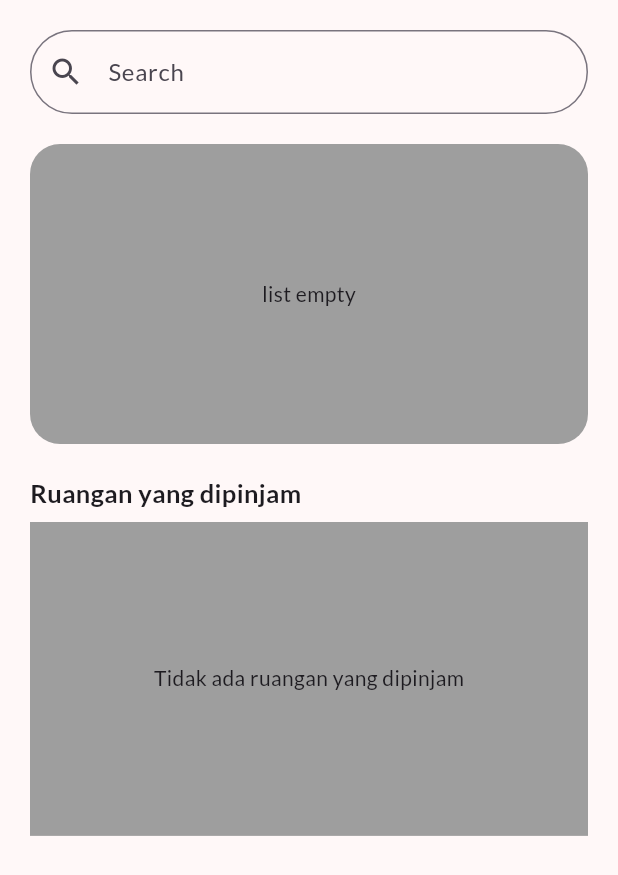
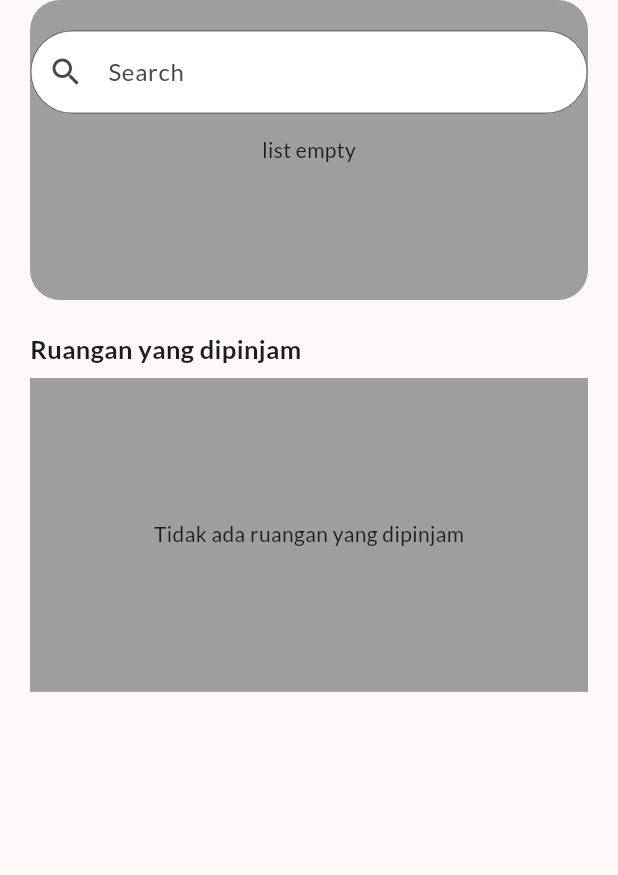
Before and after one commit to FajarWahyuSuryaputra/sipinjam, a Flutter app: the HomePage screen opened directly, on a phone screen of 412 x 824 dp. Shown: the top 875 px of the screen. Run offline on Flutter 3.47's test engine with Material 3 defaults, Android fonts, the phone set to English and light mode, and no system bars; our stand-ins replace dartz, flutter_riverpod, google_fonts, shared_preferences, smooth_page_indicator; missing offline and left inert: d_info, d_method; accounts and stored records are empty.

Commit message:
list ruangan page, ubah tampilan gedung di home page

```diff
--- a/lib/config/app_constans.dart
+++ b/lib/config/app_constans.dart
@@ -4,7 +4,7 @@ import 'package:sipinjam/pages/dashboardView/home/home_page.dart';
 import 'package:sipinjam/pages/dashboardView/profile/account_view.dart';
 
 class AppConstans {
-  static const _host = 'http://10.0.2.2/sipinjamfix/sipinjam';
+  static const _host = 'http://192.168.1.7:8000';
   // localhost 'http://10.0.2.2/sipinjamfix/sipinjam'
   // server local 'http://192.168.1.7:8000'
   static const baseUrl = '$_host/api';
--- a/lib/pages/dashboardView/home/home_page.dart
+++ b/lib/pages/dashboardView/home/home_page.dart
@@ -4,11 +4,13 @@ import 'package:sipinjam/config/app_colors.dart';
 import 'package:sipinjam/config/app_constans.dart';
 import 'package:sipinjam/config/app_format.dart';
 import 'package:sipinjam/config/app_session.dart';
+import 'package:sipinjam/config/nav.dart';
 import 'package:sipinjam/datasources/gedung_datasourcce.dart';
 import 'package:sipinjam/datasources/peminjaman_datasource.dart';
 import 'package:sipinjam/models/gedung_model.dart';
 import 'package:sipinjam/models/peminjam_model.dart';
 import 'package:sipinjam/models/peminjaman_model.dart';
+import 'package:sipinjam/pages/dashboardView/home/room_page.dart';
 import 'package:sipinjam/providers/gedung_provider.dart';
 import 'package:sipinjam/providers/peminjaman_provider.dart';
 import 'package:smooth_page_indicator/smooth_page_indicator.dart';
@@ -137,9 +139,11 @@ class _HomePageState extends ConsumerState<HomePage> {
       onRefresh: () async => refresh(),
       child: ListView(
         children: [
+          // const SizedBox(height: 20),
+          Stack(children: [
+            gedung(),
             header(),
-          const SizedBox(height: 20),
-          gedung(),
+          ]),
           const SizedBox(
             height: 20,
           ),
@@ -273,7 +277,7 @@ class _HomePageState extends ConsumerState<HomePage> {
   }
 
   Consumer gedung() {
-    PageController pageController = PageController(viewportFraction: 0.85);
+    PageController pageController = PageController(viewportFraction: 1);
     return Consumer(
       builder: (_, wiRef, __) {
         List<GedungModel> list = wiRef.watch(gedungProvider);
@@ -292,39 +296,42 @@ class _HomePageState extends ConsumerState<HomePage> {
             )),
           );
         }
-        return Column(
+        return Stack(
+          alignment: Alignment.bottomLeft,
           children: [
             SizedBox(
-              height: 210,
+              height: 300,
               child: PageView.builder(
                 controller: pageController,
                 itemCount: list.length,
                 itemBuilder: (context, index) {
                   GedungModel item = list[index];
                   return Container(
-                    margin: EdgeInsets.only(
-                        right: index != list.length - 1 ? 8 : 0),
+                    // margin: EdgeInsets.only(
+                    //     right: index != list.length - 1 ? 8 : 0),
+                    child: GestureDetector(
+                      onTap: () => Nav.push(context, RoomPage(gedung: item)),
                       child: Stack(
                         fit: StackFit.expand,
                         children: [
                           Container(
                             decoration: BoxDecoration(
-                              borderRadius:
-                                  const BorderRadius.all(Radius.circular(15)),
+                                borderRadius: const BorderRadius.vertical(
+                                    bottom: Radius.circular(15)),
                                 image: DecorationImage(
                                     fit: BoxFit.cover,
                                     image: NetworkImage(
                                         '${AppConstans.imageUrl}${item.fotoGedung.replaceAll('../../../api/assets/', '/')}'))),
                           ),
                           Align(
-                          alignment: Alignment.bottomLeft,
+                            alignment: Alignment.bottomRight,
                             child: Container(
                               padding: const EdgeInsets.all(10),
                               decoration: const BoxDecoration(
                                   color: AppColors.gray,
                                   borderRadius: BorderRadius.only(
-                                    bottomLeft: Radius.circular(15),
-                                    topRight: Radius.circular(10))),
+                                      bottomRight: Radius.circular(15),
+                                      topLeft: Radius.circular(10))),
                               child: Text(
                                 item.namaGedung,
                                 style: const TextStyle(
@@ -334,20 +341,27 @@ class _HomePageState extends ConsumerState<HomePage> {
                           )
                         ],
                       ),
+                    ),
                   );
                 },
               ),
             ),
-            const SizedBox(
-              height: 12,
+            Container(
+              height: 20,
+              decoration: const BoxDecoration(
+                  borderRadius: BorderRadius.only(
+                    topRight: Radius.circular(8),
+                    bottomLeft: Radius.circular(8),
                   ),
-            SmoothPageIndicator(
+                  color: AppColors.putih),
+              child: SmoothPageIndicator(
                 controller: pageController,
                 count: list.length,
                 effect: const SwapEffect(
-                  dotWidth: 10,
-                  dotHeight: 10,
+                    dotWidth: 8,
+                    dotHeight: 8,
                     activeDotColor: AppColors.biruMuda),
+              ),
             )
           ],
         );
@@ -356,9 +370,12 @@ class _HomePageState extends ConsumerState<HomePage> {
   }
 
   Padding header() {
-    return const Padding(
-      padding: EdgeInsets.fromLTRB(20, 20, 20, 0),
-      child: TextField(
+    return Padding(
+      padding: const EdgeInsets.fromLTRB(20, 20, 20, 0),
+      child: Container(
+        decoration: BoxDecoration(
+            color: Colors.white, borderRadius: BorderRadius.circular(100)),
+        child: const TextField(
           decoration: InputDecoration(
             prefixIcon: Icon(Icons.search),
             hintText: "Search",
@@ -366,6 +383,7 @@ class _HomePageState extends ConsumerState<HomePage> {
                 borderRadius: BorderRadius.all(Radius.circular(100))),
           ),
         ),
+      ),
     );
   }
 }
```
Also changed, not shown: lib/models/ruangan_model.dart (+10 -6 lines), lib/pages/dashboardView/home/room_page.dart (+103 -1 lines). Lines whose indentation alone changed are shown as unchanged.
